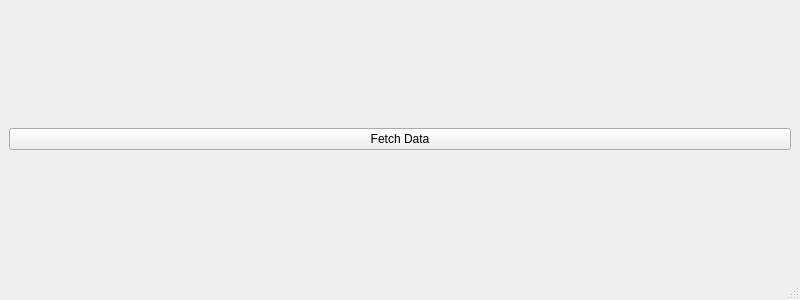
Above: mainwindow.ui from dehre/bbb-sht21-fat-client-qt-app before the change. Below: the same form after it.
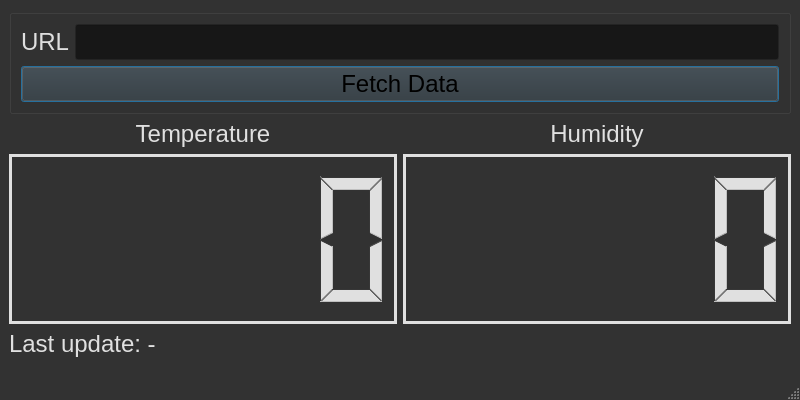
That is the form after the change.

```diff
--- a/mainwindow.ui
+++ b/mainwindow.ui
@@ -7,21 +7,692 @@
     <x>0</x>
     <y>0</y>
     <width>800</width>
-    <height>300</height>
+    <height>400</height>
    </rect>
   </property>
+  <property name="minimumSize">
+   <size>
+    <width>800</width>
+    <height>400</height>
+   </size>
+  </property>
+  <property name="maximumSize">
+   <size>
+    <width>1200</width>
+    <height>600</height>
+   </size>
+  </property>
+  <property name="palette">
+   <palette>
+    <active>
+     <colorrole role="WindowText">
+      <brush brushstyle="SolidPattern">
+       <color alpha="255">
+        <red>0</red>
+        <green>0</green>
+        <blue>0</blue>
+       </color>
+      </brush>
+     </colorrole>
+     <colorrole role="Button">
+      <brush brushstyle="SolidPattern">
+       <color alpha="255">
+        <red>255</red>
+        <green>255</green>
+        <blue>255</blue>
+       </color>
+      </brush>
+     </colorrole>
+     <colorrole role="Light">
+      <brush brushstyle="SolidPattern">
+       <color alpha="255">
+        <red>255</red>
+        <green>255</green>
+        <blue>255</blue>
+       </color>
+      </brush>
+     </colorrole>
+     <colorrole role="Midlight">
+      <brush brushstyle="SolidPattern">
+       <color alpha="255">
+        <red>255</red>
+        <green>255</green>
+        <blue>255</blue>
+       </color>
+      </brush>
+     </colorrole>
+     <colorrole role="Dark">
+      <brush brushstyle="SolidPattern">
+       <color alpha="255">
+        <red>127</red>
+        <green>127</green>
+        <blue>127</blue>
+       </color>
+      </brush>
+     </colorrole>
+     <colorrole role="Mid">
+      <brush brushstyle="SolidPattern">
+       <color alpha="255">
+        <red>170</red>
+        <green>170</green>
+        <blue>170</blue>
+       </color>
+      </brush>
+     </colorrole>
+     <colorrole role="Text">
+      <brush brushstyle="SolidPattern">
+       <color alpha="255">
+        <red>0</red>
+        <green>0</green>
+        <blue>0</blue>
+       </color>
+      </brush>
+     </colorrole>
+     <colorrole role="BrightText">
+      <brush brushstyle="SolidPattern">
+       <color alpha="255">
+        <red>255</red>
+        <green>255</green>
+        <blue>255</blue>
+       </color>
+      </brush>
+     </colorrole>
+     <colorrole role="ButtonText">
+      <brush brushstyle="SolidPattern">
+       <color alpha="255">
+        <red>0</red>
+        <green>0</green>
+        <blue>0</blue>
+       </color>
+      </brush>
+     </colorrole>
+     <colorrole role="Base">
+      <brush brushstyle="SolidPattern">
+       <color alpha="255">
+        <red>255</red>
+        <green>255</green>
+        <blue>255</blue>
+       </color>
+      </brush>
+     </colorrole>
+     <colorrole role="Window">
+      <brush brushstyle="SolidPattern">
+       <color alpha="255">
+        <red>255</red>
+        <green>255</green>
+        <blue>255</blue>
+       </color>
+      </brush>
+     </colorrole>
+     <colorrole role="Shadow">
+      <brush brushstyle="SolidPattern">
+       <color alpha="255">
+        <red>0</red>
+        <green>0</green>
+        <blue>0</blue>
+       </color>
+      </brush>
+     </colorrole>
+     <colorrole role="AlternateBase">
+      <brush brushstyle="SolidPattern">
+       <color alpha="255">
+        <red>255</red>
+        <green>255</green>
+        <blue>255</blue>
+       </color>
+      </brush>
+     </colorrole>
+     <colorrole role="ToolTipBase">
+      <brush brushstyle="SolidPattern">
+       <color alpha="255">
+        <red>255</red>
+        <green>255</green>
+        <blue>220</blue>
+       </color>
+      </brush>
+     </colorrole>
+     <colorrole role="ToolTipText">
+      <brush brushstyle="SolidPattern">
+       <color alpha="255">
+        <red>0</red>
+        <green>0</green>
+        <blue>0</blue>
+       </color>
+      </brush>
+     </colorrole>
+    </active>
+    <inactive>
+     <colorrole role="WindowText">
+      <brush brushstyle="SolidPattern">
+       <color alpha="216">
+        <red>255</red>
+        <green>255</green>
+        <blue>255</blue>
+       </color>
+      </brush>
+     </colorrole>
+     <colorrole role="Button">
+      <brush brushstyle="SolidPattern">
+       <color alpha="255">
+        <red>50</red>
+        <green>50</green>
+        <blue>50</blue>
+       </color>
+      </brush>
+     </colorrole>
+     <colorrole role="Light">
+      <brush brushstyle="SolidPattern">
+       <color alpha="255">
+        <red>55</red>
+        <green>55</green>
+        <blue>55</blue>
+       </color>
+      </brush>
+     </colorrole>
+     <colorrole role="Midlight">
+      <brush brushstyle="SolidPattern">
+       <color alpha="255">
+        <red>52</red>
+        <green>52</green>
+        <blue>52</blue>
+       </color>
+      </brush>
+     </colorrole>
+     <colorrole role="Dark">
+      <brush brushstyle="SolidPattern">
+       <color alpha="255">
+        <red>191</red>
+        <green>191</green>
+        <blue>191</blue>
+       </color>
+      </brush>
+     </colorrole>
+     <colorrole role="Mid">
+      <brush brushstyle="SolidPattern">
+       <color alpha="255">
+        <red>36</red>
+        <green>36</green>
+        <blue>36</blue>
+       </color>
+      </brush>
+     </colorrole>
+     <colorrole role="Text">
+      <brush brushstyle="SolidPattern">
+       <color alpha="216">
+        <red>255</red>
+        <green>255</green>
+        <blue>255</blue>
+       </color>
+      </brush>
+     </colorrole>
+     <colorrole role="BrightText">
+      <brush brushstyle="SolidPattern">
+       <color alpha="255">
+        <red>55</red>
+        <green>55</green>
+        <blue>55</blue>
+       </color>
+      </brush>
+     </colorrole>
+     <colorrole role="ButtonText">
+      <brush brushstyle="SolidPattern">
+       <color alpha="255">
+        <red>0</red>
+        <green>0</green>
+        <blue>0</blue>
+       </color>
+      </brush>
+     </colorrole>
+     <colorrole role="Base">
+      <brush brushstyle="SolidPattern">
+       <color alpha="255">
+        <red>23</red>
+        <green>23</green>
+        <blue>23</blue>
+       </color>
+      </brush>
+     </colorrole>
+     <colorrole role="Window">
+      <brush brushstyle="SolidPattern">
+       <color alpha="255">
+        <red>50</red>
+        <green>50</green>
+        <blue>50</blue>
+       </color>
+      </brush>
+     </colorrole>
+     <colorrole role="Shadow">
+      <brush brushstyle="SolidPattern">
+       <color alpha="255">
+        <red>0</red>
+        <green>0</green>
+        <blue>0</blue>
+       </color>
+      </brush>
+     </colorrole>
+     <colorrole role="AlternateBase">
+      <brush brushstyle="SolidPattern">
+       <color alpha="255">
+        <red>152</red>
+        <green>152</green>
+        <blue>152</blue>
+       </color>
+      </brush>
+     </colorrole>
+     <colorrole role="ToolTipBase">
+      <brush brushstyle="SolidPattern">
+       <color alpha="63">
+        <red>255</red>
+        <green>255</green>
+        <blue>255</blue>
+       </color>
+      </brush>
+     </colorrole>
+     <colorrole role="ToolTipText">
+      <brush brushstyle="SolidPattern">
+       <color alpha="255">
+        <red>0</red>
+        <green>0</green>
+        <blue>0</blue>
+       </color>
+      </brush>
+     </colorrole>
+    </inactive>
+    <disabled>
+     <colorrole role="WindowText">
+      <brush brushstyle="SolidPattern">
+       <color alpha="255">
+        <red>127</red>
+        <green>127</green>
+        <blue>127</blue>
+       </color>
+      </brush>
+     </colorrole>
+     <colorrole role="Button">
+      <brush brushstyle="SolidPattern">
+       <color alpha="255">
+        <red>255</red>
+        <green>255</green>
+        <blue>255</blue>
+       </color>
+      </brush>
+     </colorrole>
+     <colorrole role="Light">
+      <brush brushstyle="SolidPattern">
+       <color alpha="255">
+        <red>255</red>
+        <green>255</green>
+        <blue>255</blue>
+       </color>
+      </brush>
+     </colorrole>
+     <colorrole role="Midlight">
+      <brush brushstyle="SolidPattern">
+       <color alpha="255">
+        <red>255</red>
+        <green>255</green>
+        <blue>255</blue>
+       </color>
+      </brush>
+     </colorrole>
+     <colorrole role="Dark">
+      <brush brushstyle="SolidPattern">
+       <color alpha="255">
+        <red>127</red>
+        <green>127</green>
+        <blue>127</blue>
+       </color>
+      </brush>
+     </colorrole>
+     <colorrole role="Mid">
+      <brush brushstyle="SolidPattern">
+       <color alpha="255">
+        <red>170</red>
+        <green>170</green>
+        <blue>170</blue>
+       </color>
+      </brush>
+     </colorrole>
+     <colorrole role="Text">
+      <brush brushstyle="SolidPattern">
+       <color alpha="255">
+        <red>127</red>
+        <green>127</green>
+        <blue>127</blue>
+       </color>
+      </brush>
+     </colorrole>
+     <colorrole role="BrightText">
+      <brush brushstyle="SolidPattern">
+       <color alpha="255">
+        <red>255</red>
+        <green>255</green>
+        <blue>255</blue>
+       </color>
+      </brush>
+     </colorrole>
+     <colorrole role="ButtonText">
+      <brush brushstyle="SolidPattern">
+       <color alpha="255">
+        <red>127</red>
+        <green>127</green>
+        <blue>127</blue>
+       </color>
+      </brush>
+     </colorrole>
+     <colorrole role="Base">
+      <brush brushstyle="SolidPattern">
+       <color alpha="255">
+        <red>255</red>
+        <green>255</green>
+        <blue>255</blue>
+       </color>
+      </brush>
+     </colorrole>
+     <colorrole role="Window">
+      <brush brushstyle="SolidPattern">
+       <color alpha="255">
+        <red>255</red>
+        <green>255</green>
+        <blue>255</blue>
+       </color>
+      </brush>
+     </colorrole>
+     <colorrole role="Shadow">
+      <brush brushstyle="SolidPattern">
+       <color alpha="255">
+        <red>0</red>
+        <green>0</green>
+        <blue>0</blue>
+       </color>
+      </brush>
+     </colorrole>
+     <colorrole role="AlternateBase">
+      <brush brushstyle="SolidPattern">
+       <color alpha="255">
+        <red>152</red>
+        <green>152</green>
+        <blue>152</blue>
+       </color>
+      </brush>
+     </colorrole>
+     <colorrole role="ToolTipBase">
+      <brush brushstyle="SolidPattern">
+       <color alpha="63">
+        <red>255</red>
+        <green>255</green>
+        <blue>255</blue>
+       </color>
+      </brush>
+     </colorrole>
+     <colorrole role="ToolTipText">
+      <brush brushstyle="SolidPattern">
+       <color alpha="255">
+        <red>0</red>
+        <green>0</green>
+        <blue>0</blue>
+       </color>
+      </brush>
+     </colorrole>
+    </disabled>
+   </palette>
+  </property>
+  <property name="font">
+   <font>
+    <pointsize>18</pointsize>
+   </font>
+  </property>
   <property name="windowTitle">
    <string>MainWindow</string>
   </property>
   <widget class="QWidget" name="centralwidget">
    <layout class="QGridLayout" name="gridLayout">
-    <item row="0" column="0">
-     <widget class="QPushButton" name="fetchButton">
+    <item row="3" column="0">
+     <widget class="QLabel" name="label_lastupdate">
       <property name="text">
-       <string>Fetch Data</string>
+       <string>Last update: -</string>
       </property>
      </widget>
     </item>
+    <item row="0" column="0">
+     <widget class="QGroupBox" name="groupBox">
+      <property name="title">
+       <string/>
+      </property>
+      <layout class="QGridLayout" name="gridLayout_3">
+       <item row="0" column="0">
+        <widget class="QLabel" name="label_url">
+         <property name="text">
+          <string>URL</string>
+         </property>
+        </widget>
+       </item>
+       <item row="0" column="1">
+        <widget class="QLineEdit" name="lineedit_url"/>
+       </item>
+       <item row="1" column="0" colspan="2">
+        <widget class="QPushButton" name="button_fetch">
+         <property name="text">
+          <string>Fetch Data</string>
+         </property>
+         <property name="autoDefault">
+          <bool>false</bool>
+         </property>
+         <property name="default">
+          <bool>true</bool>
+         </property>
+         <property name="flat">
+          <bool>false</bool>
+         </property>
+        </widget>
+       </item>
+      </layout>
+     </widget>
+    </item>
+    <item row="2" column="0">
+     <layout class="QGridLayout" name="gridLayout_2">
+      <item row="2" column="1">
+       <widget class="QLCDNumber" name="lcd_humidity">
+        <property name="sizePolicy">
+         <sizepolicy hsizetype="Minimum" vsizetype="MinimumExpanding">
+          <horstretch>0</horstretch>
+          <verstretch>0</verstretch>
+         </sizepolicy>
+        </property>
+        <property name="palette">
+         <palette>
+          <active>
+           <colorrole role="WindowText">
+            <brush brushstyle="SolidPattern">
+             <color alpha="255">
+              <red>0</red>
+              <green>51</green>
+              <blue>102</blue>
+             </color>
+            </brush>
+           </colorrole>
+          </active>
+          <inactive>
+           <colorrole role="WindowText">
+            <brush brushstyle="SolidPattern">
+             <color alpha="216">
+              <red>255</red>
+              <green>255</green>
+              <blue>255</blue>
+             </color>
+            </brush>
+           </colorrole>
+          </inactive>
+          <disabled>
+           <colorrole role="WindowText">
+            <brush brushstyle="SolidPattern">
+             <color alpha="255">
+              <red>127</red>
+              <green>127</green>
+              <blue>127</blue>
+             </color>
+            </brush>
+           </colorrole>
+          </disabled>
+         </palette>
+        </property>
+        <property name="frameShadow">
+         <enum>QFrame::Plain</enum>
+        </property>
+        <property name="lineWidth">
+         <number>3</number>
+        </property>
+       </widget>
+      </item>
+      <item row="1" column="0">
+       <widget class="QLabel" name="label_temperature">
+        <property name="palette">
+         <palette>
+          <active>
+           <colorrole role="WindowText">
+            <brush brushstyle="SolidPattern">
+             <color alpha="255">
+              <red>0</red>
+              <green>51</green>
+              <blue>102</blue>
+             </color>
+            </brush>
+           </colorrole>
+          </active>
+          <inactive>
+           <colorrole role="WindowText">
+            <brush brushstyle="SolidPattern">
+             <color alpha="216">
+              <red>255</red>
+              <green>255</green>
+              <blue>255</blue>
+             </color>
+            </brush>
+           </colorrole>
+          </inactive>
+          <disabled>
+           <colorrole role="WindowText">
+            <brush brushstyle="SolidPattern">
+             <color alpha="255">
+              <red>127</red>
+              <green>127</green>
+              <blue>127</blue>
+             </color>
+            </brush>
+           </colorrole>
+          </disabled>
+         </palette>
+        </property>
+        <property name="text">
+         <string>Temperature</string>
+        </property>
+        <property name="alignment">
+         <set>Qt::AlignCenter</set>
+        </property>
+       </widget>
+      </item>
+      <item row="1" column="1">
+       <widget class="QLabel" name="label_humidity">
+        <property name="palette">
+         <palette>
+          <active>
+           <colorrole role="WindowText">
+            <brush brushstyle="SolidPattern">
+             <color alpha="255">
+              <red>0</red>
+              <green>51</green>
+              <blue>102</blue>
+             </color>
+            </brush>
+           </colorrole>
+          </active>
+          <inactive>
+           <colorrole role="WindowText">
+            <brush brushstyle="SolidPattern">
+             <color alpha="216">
+              <red>255</red>
+              <green>255</green>
+              <blue>255</blue>
+             </color>
+            </brush>
+           </colorrole>
+          </inactive>
+          <disabled>
+           <colorrole role="WindowText">
+            <brush brushstyle="SolidPattern">
+             <color alpha="255">
+              <red>127</red>
+              <green>127</green>
+              <blue>127</blue>
+             </color>
+            </brush>
+           </colorrole>
+          </disabled>
+         </palette>
+        </property>
+        <property name="text">
+         <string>Humidity</string>
+        </property>
+        <property name="alignment">
+         <set>Qt::AlignCenter</set>
+        </property>
+       </widget>
+      </item>
+      <item row="2" column="0">
+       <widget class="QLCDNumber" name="lcd_temperature">
+        <property name="sizePolicy">
+         <sizepolicy hsizetype="Minimum" vsizetype="MinimumExpanding">
+          <horstretch>0</horstretch>
+          <verstretch>0</verstretch>
+         </sizepolicy>
+        </property>
+        <property name="palette">
+         <palette>
+          <active>
+           <colorrole role="WindowText">
+            <brush brushstyle="SolidPattern">
+             <color alpha="255">
+              <red>0</red>
+              <green>51</green>
+              <blue>102</blue>
+             </color>
+            </brush>
+           </colorrole>
+          </active>
+          <inactive>
+           <colorrole role="WindowText">
+            <brush brushstyle="SolidPattern">
+             <color alpha="216">
+              <red>255</red>
+              <green>255</green>
+              <blue>255</blue>
+             </color>
+            </brush>
+           </colorrole>
+          </inactive>
+          <disabled>
+           <colorrole role="WindowText">
+            <brush brushstyle="SolidPattern">
+             <color alpha="255">
+              <red>127</red>
+              <green>127</green>
+              <blue>127</blue>
+             </color>
+            </brush>
+           </colorrole>
+          </disabled>
+         </palette>
+        </property>
+        <property name="frameShadow">
+         <enum>QFrame::Plain</enum>
+        </property>
+        <property name="lineWidth">
+         <number>3</number>
+        </property>
+       </widget>
+      </item>
+     </layout>
+    </item>
    </layout>
   </widget>
   <widget class="QMenuBar" name="menubar">
```
